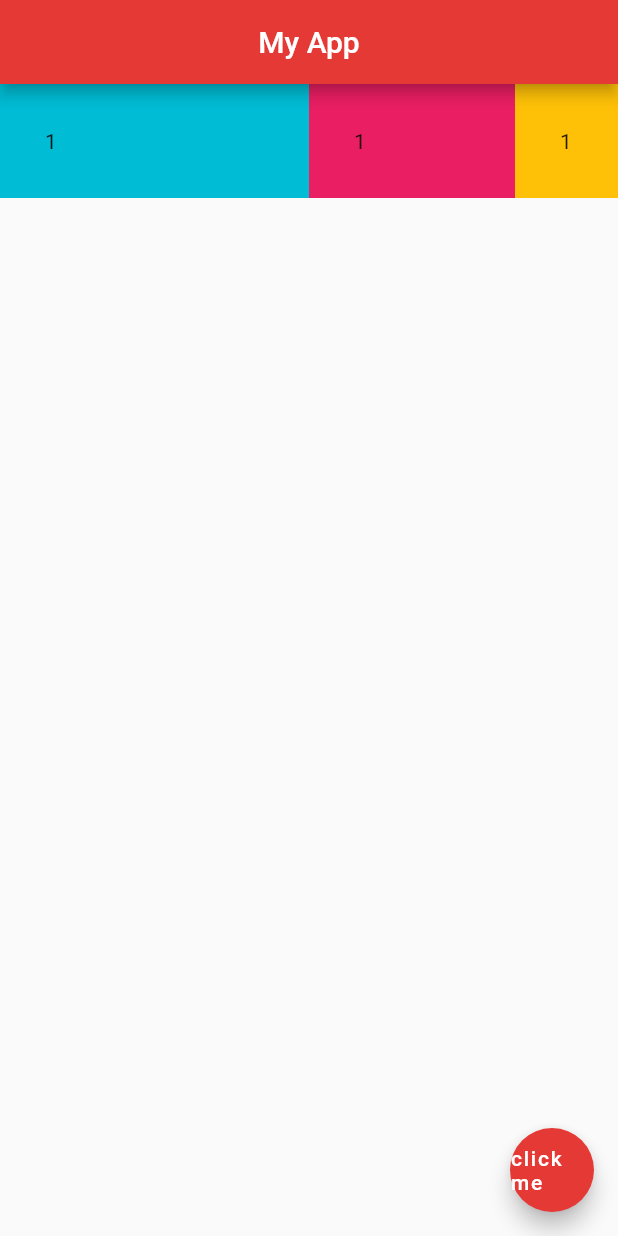
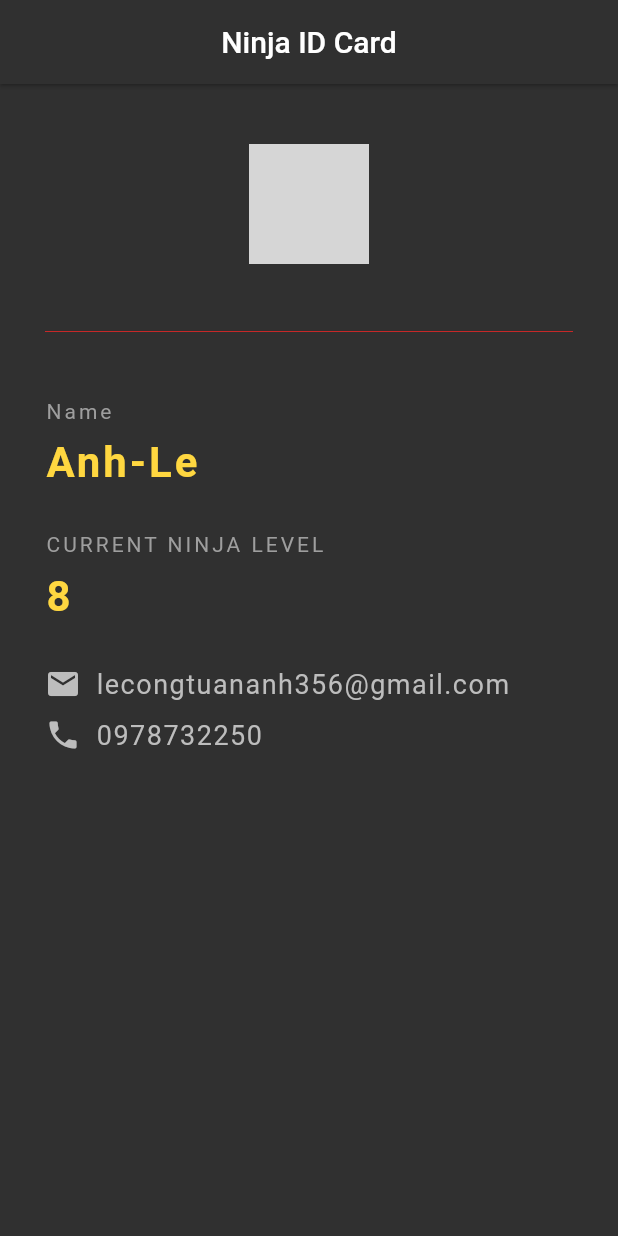
Before and after one commit to tuananh3561/flutter_learning, a Flutter app: the screen it shows after launch, on a phone screen of 412 x 824 dp. Run offline on Flutter 3.47's test engine with Material 2 defaults, Android fonts, the phone set to English and light mode, and no system bars; grey boxes are pictures that could not be loaded.

Commit message:
update lesson 15

```diff
--- a/lib/main.dart
+++ b/lib/main.dart
@@ -1,54 +1,109 @@
 import 'package:flutter/material.dart';
 
 void main() {
-  runApp(MaterialApp(home: Home()));
+  runApp(MaterialApp(
+    home: NinjaCard(),
+  ));
 }
 
-class Home extends StatelessWidget {
-  const Home({Key? key}) : super(key: key);
+class NinjaCard extends StatelessWidget {
+  const NinjaCard({Key? key}) : super(key: key);
 
   @override
   Widget build(BuildContext context) {
     return Scaffold(
+      backgroundColor: Colors.grey[850],
       appBar: AppBar(
-        title: const Text("My App"),
+        title: Text("Ninja ID Card"),
         centerTitle: true,
-        backgroundColor: Colors.red[600],
+        backgroundColor: Colors.grey[850],
+        elevation: 1.0,
       ),
-      body: Row(
-        mainAxisAlignment: MainAxisAlignment.spaceBetween,
+      body: Padding(
+        padding: const EdgeInsets.fromLTRB(30, 40, 30, 0),
+        child: Column(
           crossAxisAlignment: CrossAxisAlignment.start,
           children: [
-          Expanded(
-            flex: 3,
-            child: Container(
-              color: Colors.cyan,
-              padding: EdgeInsets.all(30.0),
-              child: Text("1"),
+            Center(
+              child: CircleAvatar(
+                backgroundImage: AssetImage('assets/avata.jpg'),
+                radius: 40,
               ),
             ),
-          Expanded(
-            flex: 2,
-            child: Container(
-              color: Colors.pink,
-              padding: EdgeInsets.all(30.0),
-              child: Text("1"),
+            Divider(height: 90.0,color: Colors.red[800],),
+            Text(
+              "Name",
+              style: TextStyle(
+                color: Colors.grey,
+                letterSpacing: 2.0,
               ),
             ),
-          Expanded(
-            flex: 1,
-            child: Container(
-              color: Colors.amber,
-              padding: EdgeInsets.all(30.0),
-              child: Text("1"),
+            SizedBox(height: 10),
+            Text(
+              "Anh-Le",
+              style: TextStyle(
+                color: Colors.amberAccent[200],
+                fontSize: 28,
+                letterSpacing: 2.0,
+                fontWeight: FontWeight.bold,
               ),
+            ),
+            SizedBox(height: 30),
+            Text(
+              "CURRENT NINJA LEVEL",
+              style: TextStyle(
+                color: Colors.grey,
+                letterSpacing: 2.0,
+              ),
+            ),
+            SizedBox(height: 10),
+            Text(
+              "8",
+              style: TextStyle(
+                color: Colors.amberAccent[200],
+                fontSize: 28,
+                letterSpacing: 2.0,
+                fontWeight: FontWeight.bold,
+              ),
+            ),
+            SizedBox(height: 30),
+            Row(
+              children: [
+                Icon(
+                  Icons.email,
+                  color: Colors.grey[400],
+                ),
+                SizedBox(width: 10.0),
+                Text(
+                  "lecongtuananh356@gmail.com",
+                  style: TextStyle(
+                    color: Colors.grey[400],
+                    fontSize: 18.0,
+                    letterSpacing: 1.0,
+                  ),
+                )
+              ],
+            ),
+            SizedBox(height: 10),
+            Row(
+              children: [
+                Icon(
+                  Icons.phone,
+                  color: Colors.grey[400],
+                ),
+                SizedBox(width: 10.0),
+                Text(
+                  "0978732250",
+                  style: TextStyle(
+                    color: Colors.grey[400],
+                    fontSize: 18.0,
+                    letterSpacing: 1.0,
+                  ),
+                )
+              ],
             ),
           ],
         ),
-      floatingActionButton: FloatingActionButton(
-        onPressed: () {},
-        child: const Text('click me'),
-        backgroundColor: Colors.red[600],
       ),
     );
   }
```
Also changed, not shown: pubspec.yaml (+13 -5 lines), assets/space-1.jpg (deleted), assets/space-2.jpg (deleted), assets/space-3.jpg (deleted), fonts/IndieFlower-Regular.ttf (deleted), 70 other files. Lines whose indentation alone changed are shown as unchanged.
